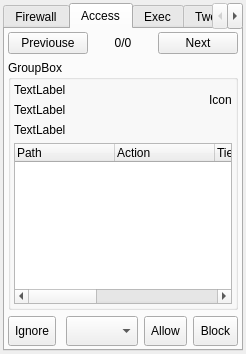
This is MajorPrivacy/Forms/PopUpWindow.ui in xanasoft/MajorPrivacy as Qt 5 draws it before an edit. The edited form follows.
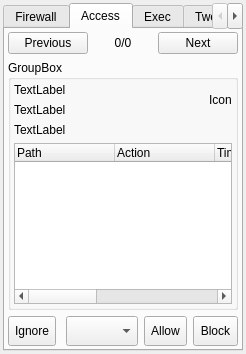
This is the edited form. The open tabs and pages were chosen to show the change.

What changed in the file:
```diff
--- a/MajorPrivacy/Forms/PopUpWindow.ui
+++ b/MajorPrivacy/Forms/PopUpWindow.ui
@@ -355,7 +355,7 @@
               </column>
               <column>
                <property name="text">
-                <string>Tiem Stamp</string>
+                <string>Time Stamp</string>
                </property>
               </column>
               <column>
@@ -493,7 +493,7 @@
          <item row="0" column="0">
           <widget class="QPushButton" name="btnResPrev">
            <property name="text">
-            <string>Previouse</string>
+            <string>Previous</string>
            </property>
           </widget>
          </item>
```
Left out of the diff: 6 changed lines with no effect on the pictures.
